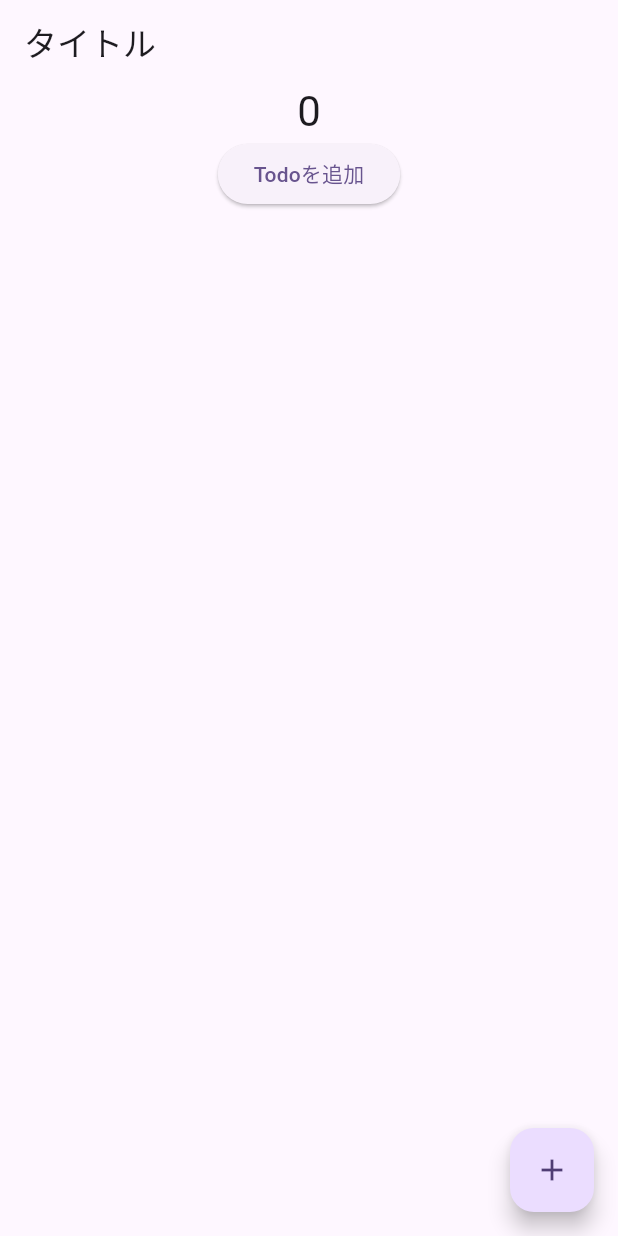
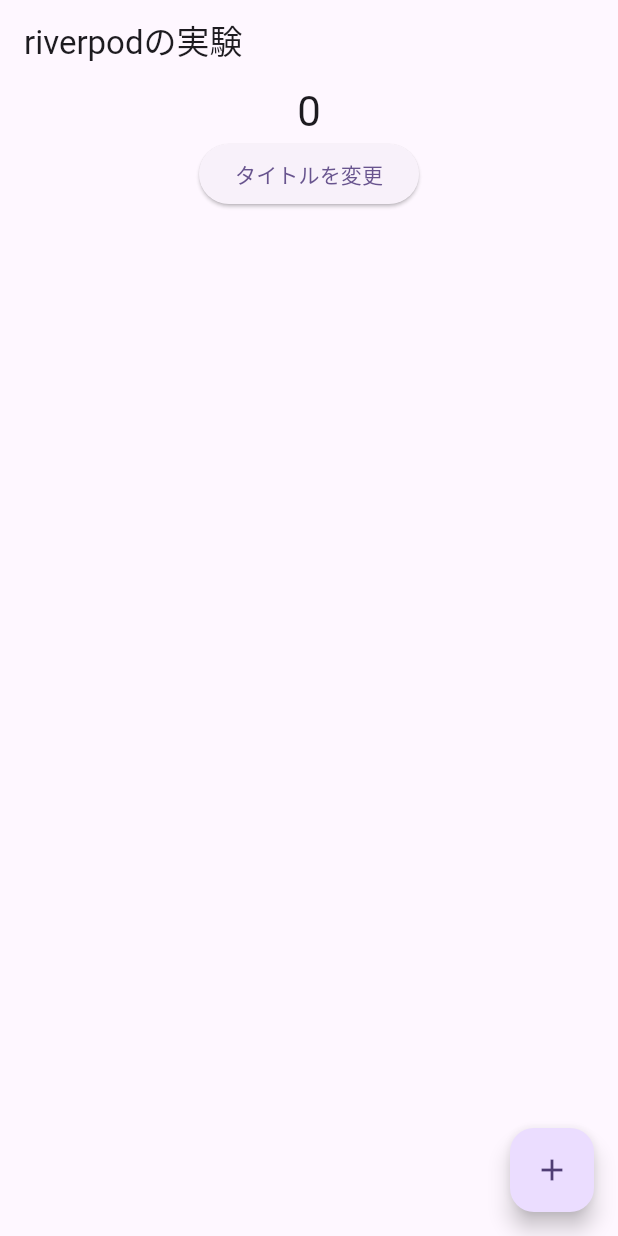
Before and after one commit to yuto90/flutter_state_verify, a Flutter app: the screen it shows after launch, on a phone screen of 412 x 824 dp. Run offline on Flutter 3.47's test engine with Material 2 defaults, Android fonts, the phone set to English and light mode, and no system bars; our stand-ins replace flutter_riverpod, riverpod_annotation; generated files the repository leaves out were written again.

Commit message:
riverpod v2の実験

```diff
--- a/lib/main.dart
+++ b/lib/main.dart
@@ -1,7 +1,8 @@
 import 'package:flutter/material.dart';
 import 'package:flutter_riverpod/flutter_riverpod.dart';
 import 'package:flutter_state_verify/model/todo.dart';
-import 'package:flutter_state_verify/provider/provider.dart';
+import 'package:flutter_state_verify/provider/count_provider.dart';
+import 'package:flutter_state_verify/provider/title_provider.dart';
 
 void main() {
   // 状態管理をスコープを設定するためにWidgetツリーの最上位にProviderScopeを配置
@@ -24,14 +25,17 @@ class MyApp extends StatelessWidget {
   }
 }
 
+// Widgetを部分更新する場合はConsumerを使わずStatelessWidgetを使う
 class MyHomePage extends StatelessWidget {
   @override
   Widget build(BuildContext context) {
     return Scaffold(
       appBar: AppBar(
+        // ConsumerでWidgetを部分更新
         title: Consumer(
             builder: (BuildContext context, WidgetRef ref, Widget? child) {
-          return Text(ref.watch(titleProvider));
+          print("タイトルビルド");
+          return Text(ref.watch(titleNotifierProvider));
         }),
       ),
       body: SingleChildScrollView(
@@ -41,43 +45,19 @@ class MyHomePage extends StatelessWidget {
             children: <Widget>[
               Consumer(builder:
                   (BuildContext context, WidgetRef ref, Widget? child) {
+                print("カウンタービルド");
                 return Text(
-                  ref.watch(counterProvider).toString(),
+                  ref.watch(countNotifierProvider).toString(),
                   style: Theme.of(context).textTheme.headlineMedium,
                 );
               }),
               Consumer(builder:
                   (BuildContext context, WidgetRef ref, Widget? child) {
-                final List<Todo> todoList = ref.watch(todoListProvider);
-                return ListView(
-                  shrinkWrap: true,
-                  physics: const NeverScrollableScrollPhysics(),
-                  children: [
-                    for (final todo in todoList)
-                      ListTile(
-                        title: Text(todo.title),
-                        trailing: IconButton(
-                          icon: const Icon(
-                            Icons.delete,
-                            color: Colors.red,
-                          ),
-                          onPressed: () {
-                            ref
-                                .read(todoListProvider.notifier)
-                                .removeTodo(todo.id);
-                          },
-                        ),
-                      ),
-                  ],
-                );
-              }),
-              Consumer(builder:
-                  (BuildContext context, WidgetRef ref, Widget? child) {
                 return ElevatedButton(
-                  onPressed: () => ref.read(todoListProvider.notifier).addTodo(
-                        Todo(id: "10", title: "メモ10"),
-                      ),
-                  child: const Text("Todoを追加"),
+                  onPressed: () => ref
+                      .read(titleNotifierProvider.notifier)
+                      .changeTitle("タイトルが変わった"),
+                  child: const Text("タイトルを変更"),
                 );
               })
             ],
@@ -88,7 +68,7 @@ class MyHomePage extends StatelessWidget {
           builder: (BuildContext context, WidgetRef ref, Widget? child) {
         return FloatingActionButton(
           onPressed: () =>
-              ref.read(counterProvider.notifier).incrementCounter(),
+              ref.read(countNotifierProvider.notifier).incrementCounter(),
           tooltip: 'Increment',
           child: const Icon(Icons.add),
         );
--- a/lib/provider/provider.dart
+++ /dev/null
@@ -1,36 +0,0 @@
-import 'package:flutter_riverpod/flutter_riverpod.dart';
-import 'package:flutter_state_verify/model/todo.dart';
-
-// todoを管理する用
-class TodoListNotifier extends StateNotifier<List<Todo>> {
-  TodoListNotifier() : super([]);
-
-  void addTodo(Todo todo) {
-    // stateに値の参照が格納されている
-    state = [...state, todo];
-  }
-
-  void removeTodo(String todoId) {
-    state = state.where((elem) => elem.id != todoId).toList();
-  }
-}
-
-class CounterNotifier extends StateNotifier<int> {
-  CounterNotifier() : super(0);
-
-  void incrementCounter() {
-    state++;
-  }
-}
-
-// 定義したProvider(グローバル)
-// StateProviderは「enumや数値」などシンプルなステートを管理するのに適している
-final titleProvider = StateProvider((ref) => "タイトル");
-
-// todo
-final todoListProvider = StateNotifierProvider<TodoListNotifier, List<Todo>>(
-    (ref) => TodoListNotifier());
-
-// カウンター
-final counterProvider =
-    StateNotifierProvider<CounterNotifier, int>((ref) => CounterNotifier());
--- /dev/null
+++ b/lib/provider/title_provider.dart
@@ -0,0 +1,14 @@
+import 'package:riverpod_annotation/riverpod_annotation.dart';
+part 'title_provider.g.dart';
+
+@riverpod
+class TitleNotifier extends _$TitleNotifier {
+  @override
+  String build() {
+    return "riverpodの実験";
+  }
+
+  void changeTitle(String new_title) {
+    state = new_title;
+  }
+}
```
Also changed, not shown: lib/provider/count_provider.dart (added, +14 -0 lines), lib/provider/count_provider.g.dart (added), lib/provider/title_provider.g.dart (added).
